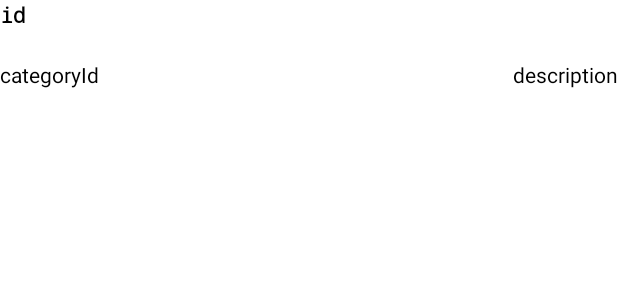
After one commit to mfuri/RPGesus, an Android app: the layout fragment_character_list_row.xml on its own in the app's theme, with its tools: preview values and no code run, on a phone screen of 412 x 824 dp. The commit adds this screen. Shown: the top 300 px of the screen. Run offline under Robolectric (Android 15) with nearby library versions, the phone set to English and light mode, and no system bars.

Commit message:
Added listview on edit button

```diff
--- a/app/src/main/java/com/cop4656/rpgesus/CharacterViewModel.java
+++ b/app/src/main/java/com/cop4656/rpgesus/CharacterViewModel.java
@@ -10,6 +10,7 @@ import androidx.lifecycle.ViewModel;
 import com.cop4656.rpgesus.Character;
 
 import java.util.LinkedList;
+import java.util.List;
 
 public class CharacterViewModel extends ViewModel {
     private MutableLiveData<LinkedList<Character>> characters;
--- /dev/null
+++ b/app/src/main/res/layout/fragment_character_list_row.xml
@@ -0,0 +1,42 @@
+<?xml version="1.0" encoding="utf-8"?>
+<TableLayout xmlns:android="http://schemas.android.com/apk/res/android"
+    android:layout_height="wrap_content" android:orientation="vertical"
+    android:layout_width="fill_parent">
+
+    <TableRow android:layout_width="fill_parent"
+        android:id="@+id/TableRow01"
+        android:layout_height="wrap_content">
+
+        <TextView android:textColor="#000000"
+            android:id="@+id/id"
+            android:layout_width="fill_parent"
+            android:layout_height="wrap_content"
+            android:text="id" android:textStyle="bold"
+            android:gravity="left"
+            android:layout_weight="1"
+            android:typeface="monospace"
+            android:height="40sp" />
+    </TableRow>
+
+    <TableRow android:layout_height="wrap_content"
+        android:layout_width="fill_parent">
+
+        <TextView android:textColor="#000000"
+            android:id="@+id/categoryId"
+            android:layout_width="fill_parent"
+            android:layout_height="wrap_content"
+            android:text="categoryId"
+            android:layout_weight="1"
+            android:height="20sp" />
+
+        <TextView android:layout_height="wrap_content"
+            android:layout_width="fill_parent"
+            android:layout_weight="1"
+            android:textColor="#000000"
+            android:gravity="right"
+            android:id="@+id/description"
+            android:text="description"
+            android:height="20sp" />
+    </TableRow>
+
+</TableLayout>
```
Also changed, not shown: app/src/main/java/com/cop4656/rpgesus/ListAdapter.java (added, +57 -0 lines), app/src/main/java/com/cop4656/rpgesus/ListFragment.java (+14 -3 lines).
